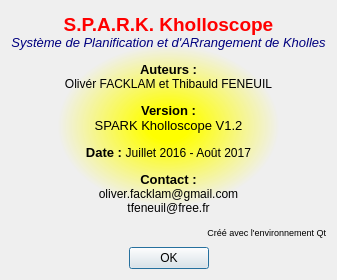
Above: aboutitdialog.ui from ThFeneuil/KholloAutoQt before the change. Below: the same form after it.
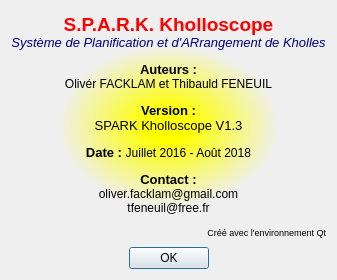
That is the form after the change.

The edit to the form file:
```diff
--- a/aboutitdialog.ui
+++ b/aboutitdialog.ui
@@ -25,7 +25,7 @@
         <string notr="true">background : qradialgradient(spread:pad, cx:0.5, cy:0.5, radius:0.5, fx:0.5, fy:0.5, stop:0.130653 rgba(255, 255, 0, 255), stop:0.703518 rgba(255, 255, 0, 0))</string>
        </property>
        <property name="text">
-        <string>&lt;html&gt;&lt;head/&gt;&lt;body&gt;&lt;p align=&quot;center&quot;&gt;&lt;span style=&quot; font-size:14pt; font-weight:600; color:#ff0000;&quot;&gt;S.P.A.R.K. Kholloscope&lt;br/&gt;&lt;/span&gt;&lt;span style=&quot; font-size:10pt; font-style:italic; color:#00007f;&quot;&gt;Système de Planification et d'ARrangement de Kholles&lt;/span&gt;&lt;/p&gt;&lt;p align=&quot;center&quot;&gt;&lt;span style=&quot; font-size:10pt; font-weight:600;&quot;&gt;Auteurs : &lt;br/&gt;&lt;/span&gt;Olivér FACKLAM et Thibauld FENEUIL&lt;/p&gt;&lt;p align=&quot;center&quot;&gt;&lt;span style=&quot; font-size:10pt; font-weight:600;&quot;&gt;Version : &lt;br/&gt;&lt;/span&gt;&lt;span style=&quot; font-size:10pt;&quot;&gt;SPARK Kholloscope V1.2&lt;/span&gt;&lt;/p&gt;&lt;p align=&quot;center&quot;&gt;&lt;span style=&quot; font-size:10pt; font-weight:600;&quot;&gt;Date : &lt;/span&gt;Juillet 2016 - Août 2017&lt;/p&gt;&lt;p align=&quot;center&quot;&gt;&lt;span style=&quot; font-size:10pt; font-weight:600;&quot;&gt;Contact :&lt;br/&gt;&lt;/span&gt;oliver.facklam@gmail.com&lt;br/&gt;tfeneuil@free.fr&lt;/p&gt;&lt;p align=&quot;right&quot;&gt;&lt;span style=&quot; font-size:7pt;&quot;&gt;Créé avec l'environnement Qt&lt;/span&gt;&lt;/p&gt;&lt;/body&gt;&lt;/html&gt;</string>
+        <string>&lt;html&gt;&lt;head/&gt;&lt;body&gt;&lt;p align=&quot;center&quot;&gt;&lt;span style=&quot; font-size:14pt; font-weight:600; color:#ff0000;&quot;&gt;S.P.A.R.K. Kholloscope&lt;br/&gt;&lt;/span&gt;&lt;span style=&quot; font-size:10pt; font-style:italic; color:#00007f;&quot;&gt;Système de Planification et d'ARrangement de Kholles&lt;/span&gt;&lt;/p&gt;&lt;p align=&quot;center&quot;&gt;&lt;span style=&quot; font-size:10pt; font-weight:600;&quot;&gt;Auteurs : &lt;br/&gt;&lt;/span&gt;Olivér FACKLAM et Thibauld FENEUIL&lt;/p&gt;&lt;p align=&quot;center&quot;&gt;&lt;span style=&quot; font-size:10pt; font-weight:600;&quot;&gt;Version : &lt;br/&gt;&lt;/span&gt;&lt;span style=&quot; font-size:10pt;&quot;&gt;SPARK Kholloscope V1.3&lt;/span&gt;&lt;/p&gt;&lt;p align=&quot;center&quot;&gt;&lt;span style=&quot; font-size:10pt; font-weight:600;&quot;&gt;Date : &lt;/span&gt;Juillet 2016 - Août 2018&lt;/p&gt;&lt;p align=&quot;center&quot;&gt;&lt;span style=&quot; font-size:10pt; font-weight:600;&quot;&gt;Contact :&lt;br/&gt;&lt;/span&gt;oliver.facklam@gmail.com&lt;br/&gt;tfeneuil@free.fr&lt;/p&gt;&lt;p align=&quot;right&quot;&gt;&lt;span style=&quot; font-size:7pt;&quot;&gt;Créé avec l'environnement Qt&lt;/span&gt;&lt;/p&gt;&lt;/body&gt;&lt;/html&gt;</string>
        </property>
       </widget>
      </item>
```
